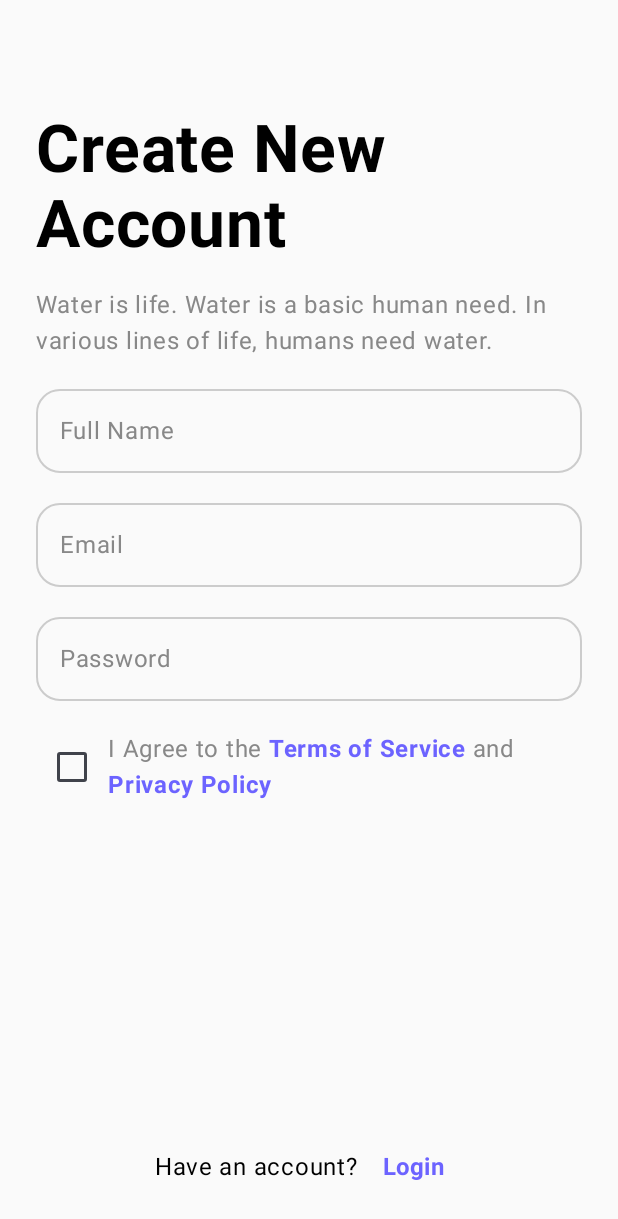
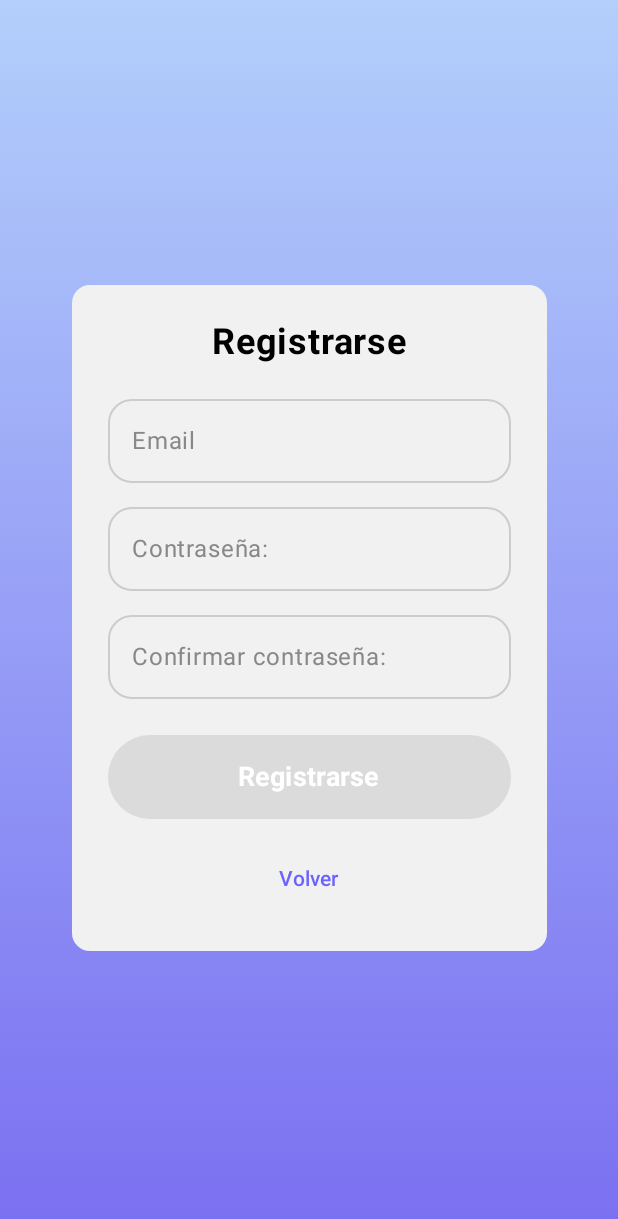
Before and after one commit to Andressubero/mobile-carta-ia, an Android app built with Jetpack Compose: the RegisterView screen opened through its navigation route, on a phone screen of 412 x 824 dp. Shown: the top 1219 px of the screen. Run offline under Robolectric (Android 15) with nearby library versions, the phone set to English and light mode, and no system bars; our stand-ins replace Dagger/Hilt's generated code.

Commit message:
Splash, login y register screen adaptados del front react.

```diff
--- a/app/src/main/java/com/example/tp3_petshop/views/RegisterView.kt
+++ b/app/src/main/java/com/example/tp3_petshop/views/RegisterView.kt
@@ -1,132 +1,104 @@
 package com.example.tp3_petshop.views
 
-import androidx.compose.foundation.clickable
+import androidx.compose.foundation.background
 import androidx.compose.foundation.layout.*
 import androidx.compose.foundation.text.KeyboardOptions
-import androidx.compose.material3.Checkbox
-import androidx.compose.runtime.Composable
-import androidx.compose.material3.Icon
-import androidx.compose.material3.Text
-import androidx.compose.material3.TextButton
+import androidx.compose.material3.*
 import androidx.compose.runtime.*
 import androidx.compose.ui.Alignment
 import androidx.compose.ui.Modifier
+import androidx.compose.ui.graphics.Brush
 import androidx.compose.ui.graphics.Color
-import androidx.compose.ui.res.painterResource
-import androidx.compose.ui.text.SpanStyle
-import androidx.compose.ui.text.buildAnnotatedString
 import androidx.compose.ui.text.font.FontWeight
 import androidx.compose.ui.text.input.KeyboardType
-import androidx.compose.ui.text.withStyle
 import androidx.compose.ui.tooling.preview.Preview
 import androidx.compose.ui.unit.dp
 import androidx.compose.ui.unit.sp
 import androidx.navigation.NavController
-import com.example.tp3_petshop.R
 import com.example.tp3_petshop.components.ButtonAuthComp
 import com.example.tp3_petshop.components.FormAuth
 import com.example.tp3_petshop.ui.theme.TP3PETSHOPTheme
 
 @Composable
 fun RegisterView(navController: NavController? = null) {
-    var fullName by remember { mutableStateOf("") }
     var email by remember { mutableStateOf("") }
     var password by remember { mutableStateOf("") }
-    var agreedToTerms by remember { mutableStateOf(false) }
-    var showError by remember { mutableStateOf(false) }
+    var confirmPassword by remember { mutableStateOf("") }
 
-    val isButtonEnabled = fullName.isNotBlank() && email.isNotBlank() && password.isNotBlank() && agreedToTerms
+    val isButtonEnabled = email.isNotBlank() && password.isNotBlank() && confirmPassword.isNotBlank() && password == confirmPassword
 
-    Column(
+    val gradient = Brush.verticalGradient(
+        colors = listOf(Color(0xFFB3CFFB), Color(0xFF7A6FF1))
+    )
+
+    Box(
         modifier = Modifier
             .fillMaxSize()
-            .padding(24.dp),
-        verticalArrangement = Arrangement.SpaceBetween
+            .background(brush = gradient),
+        contentAlignment = Alignment.Center
     ) {
-        Spacer(modifier = Modifier.height(50.dp))
+        Column(
+            modifier = Modifier
+                .padding(24.dp)
+                .background(Color(0xFFF1F1F1), shape = MaterialTheme.shapes.medium)
+                .padding(24.dp)
+                .wrapContentHeight()
+                .fillMaxWidth(0.85f),
+            horizontalAlignment = Alignment.CenterHorizontally
+        ) {
+            Text(
+                "Registrarse",
+                fontSize = 24.sp,
+                fontWeight = FontWeight.Bold,
+                color = Color.Black
+            )
 
-        Column {
-            Text("Create New \nAccount", fontSize = 44.sp, lineHeight = 50.sp, fontWeight = FontWeight.Bold)
-            Spacer(modifier = Modifier.height(16.dp))
-            Text(
-                "Water is life. Water is a basic human need. In various lines of life, humans need water.",
-                color = Color.Gray,
-                fontSize = 16.sp
-            )
-            Spacer(modifier = Modifier.height(20.dp))
-            FormAuth(
-                value = fullName,
-                onValueChange = {fullName = it},
-                placeholder = "Full Name",
-                keyboard = KeyboardOptions(keyboardType = KeyboardType.Text)
-            )
-            Spacer(modifier = Modifier.height(20.dp))
+            Spacer(modifier = Modifier.height(24.dp))
+
             FormAuth(
                 value = email,
-                onValueChange = {email = it},
+                onValueChange = { email = it },
                 placeholder = "Email",
                 keyboard = KeyboardOptions(keyboardType = KeyboardType.Email)
             )
-            Spacer(modifier = Modifier.height(20.dp))
+
+            Spacer(modifier = Modifier.height(16.dp))
+
             FormAuth(
                 value = password,
-                onValueChange = {password = it},
-                placeholder = "Password",
+                onValueChange = { password = it },
+                placeholder = "Contraseña:",
                 keyboard = KeyboardOptions(keyboardType = KeyboardType.Password)
             )
-            Spacer(modifier = Modifier.height(20.dp))
-            Row(
-                verticalAlignment = Alignment.CenterVertically,
-                modifier = Modifier.fillMaxWidth()
-            ) {
-                Checkbox(
-                    checked = agreedToTerms,
-                    onCheckedChange = { agreedToTerms = it },
-                )
-                val annotatedString = buildAnnotatedString {
-                    withStyle(style = SpanStyle(color = Color.Gray)) {
-                        append("I Agree to the ")
-                    }
-                    withStyle(style = SpanStyle(color = Color(0xFF6C63FF), fontWeight = FontWeight.Bold)) {
-                        append("Terms of Service")
-                    }
-                    withStyle(style = SpanStyle(color = Color.Gray)) {
-                        append(" and ")
-                    }
-                    withStyle(style = SpanStyle(color = Color(0xFF6C63FF), fontWeight = FontWeight.Bold)) {
-                        append("Privacy Policy")
-                    }
-                }
-                Text(
-                    text = annotatedString,
-                    modifier = Modifier.clickable {
-                    }
-                )
-            }
 
-            Row(
-                modifier = Modifier
-                    .fillMaxWidth()
-                    .padding(top = 220.dp),
-                horizontalArrangement = Arrangement.Center,
-                verticalAlignment = Alignment.CenterVertically
-            ) {
-                Text("Have an account? ", fontSize = 16.sp)
-                TextButton(onClick = {
+            Spacer(modifier = Modifier.height(16.dp))
+
+            FormAuth(
+                value = confirmPassword,
+                onValueChange = { confirmPassword = it },
+                placeholder = "Confirmar contraseña:",
+                keyboard = KeyboardOptions(keyboardType = KeyboardType.Password)
+            )
+
+            Spacer(modifier = Modifier.height(24.dp))
+
+            ButtonAuthComp(
+                text = "Registrarse",
+                onClick = {
+                    // Implementar lógica de registro si se desea
                     navController?.navigate("login")
-                }) {
-                    Text("Login", color = Color(0xFF6C63FF), fontWeight = FontWeight.Bold, fontSize = 16.sp)
-                }
+                },
+                enabled = isButtonEnabled
+            )
+
+            Spacer(modifier = Modifier.height(16.dp))
+
+            TextButton(onClick = {
+                navController?.popBackStack()
+            }) {
+                Text("Volver", color = Color(0xFF6C63FF))
             }
         }
-
-        ButtonAuthComp(
-            text = "Get Started",
-            onClick =  {},
-            enabled = isButtonEnabled
-        )
-
-        Spacer(modifier = Modifier.height(8.dp))
     }
 }
 
--- a/app/src/main/java/com/example/tp3_petshop/views/SplashView.kt
+++ b/app/src/main/java/com/example/tp3_petshop/views/SplashView.kt
@@ -7,7 +7,9 @@ import androidx.compose.material3.*
 import androidx.compose.runtime.Composable
 import androidx.compose.ui.Alignment
 import androidx.compose.ui.Modifier
+import androidx.compose.ui.graphics.Brush
 import androidx.compose.ui.graphics.Color
+import androidx.compose.ui.layout.ContentScale
 import androidx.compose.ui.res.painterResource
 import androidx.compose.ui.text.font.FontWeight
 import androidx.compose.ui.text.style.TextAlign
@@ -20,50 +22,42 @@ import com.example.tp3_petshop.ui.theme.TP3PETSHOPTheme
 
 @Composable
 fun SplashView(onGetStartedClick: () -> Unit = {}) {
-    Scaffold { innerPadding ->
+    // Gradient background
+    val gradient = Brush.verticalGradient(
+        colors = listOf(Color(0xFFB3CFFB), Color(0xFF7A6FF1))
+    )
+
+    Box(
+        modifier = Modifier
+            .fillMaxSize()
+            .background(brush = gradient),
+        contentAlignment = Alignment.Center
+    ) {
         Column(
             modifier = Modifier
-                .padding(innerPadding)
-                .padding(horizontal = 24.dp)
-                .background(Color.White)
-                .fillMaxSize(),
-            verticalArrangement = Arrangement.SpaceBetween,
+                .padding(24.dp)
+                .background(Color.White, shape = MaterialTheme.shapes.medium)
+                .padding(24.dp)
+                .wrapContentHeight(),
             horizontalAlignment = Alignment.CenterHorizontally
         ) {
-            Spacer(modifier = Modifier.height(40.dp))
-
-            Text(
-                text = "Meet your animal needs here",
-                fontSize = 44.sp,
-                fontWeight = FontWeight.Bold,
-                textAlign = TextAlign.Left,
-                lineHeight = 50.sp,
-                modifier = Modifier.padding(20.dp)
-            )
-
             Image(
-                painter = painterResource(id = R.drawable.onboarding_dog),
-                contentDescription = null,
+                painter = painterResource(id = R.drawable.logo_bdtglobal),
+                contentDescription = "Logo BDT",
                 modifier = Modifier
-                    .height(380.dp)
-                    .width(500.dp)
+                    .size(220.dp), // o el tamaño que desees
+                contentScale = ContentScale.Fit // Podés probar también Crop
             )
 
             Text(
-                text = "Get interesting promos here, register your account immediately so you can meet your animal needs.",
-                fontSize = 18.sp,
-                textAlign = TextAlign.Left,
-                modifier = Modifier.padding(horizontal = 16.dp),
-                color = Color.Gray
+                text = "Carta de Daño IA",
+                fontSize = 30.sp,
+                fontWeight = FontWeight.Medium,
+                color = Color.Black,
+                textAlign = TextAlign.Center
             )
 
-            Image(
-                painter = painterResource(id = R.drawable.three_buttons),
-                contentDescription = null,
-                modifier = Modifier
-                    .height(50.dp)
-                    .width(90.dp)
-            )
+            Spacer(modifier = Modifier.height(32.dp))
 
             ButtonAuthComp(
                 text = "Get Started",
```
Also changed, not shown: app/src/main/java/com/example/tp3_petshop/views/LoginView.kt (+69 -108 lines), app/src/main/res/drawable-nodpi/logo_bdtglobal.png (added).
